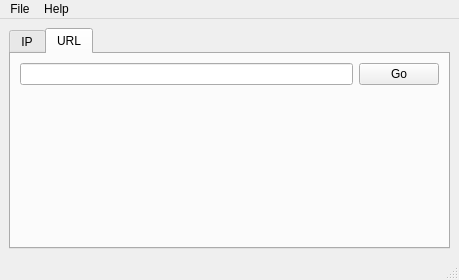
alejandroandreu/soc-helper, file ui/sochelper.ui: the form before one commit.
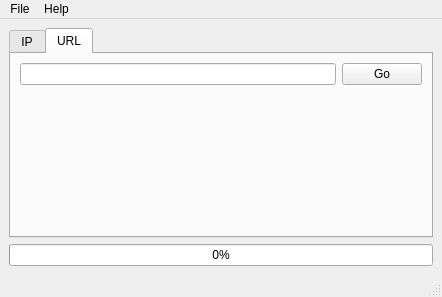
The form after the commit.

```diff
--- a/ui/sochelper.ui
+++ b/ui/sochelper.ui
@@ -6,8 +6,8 @@
    <rect>
     <x>0</x>
     <y>0</y>
-    <width>459</width>
-    <height>280</height>
+    <width>442</width>
+    <height>297</height>
    </rect>
   </property>
   <property name="windowTitle">
@@ -96,6 +96,16 @@
       </item>
      </layout>
     </item>
+    <item>
+     <widget class="QProgressBar" name="progressBar">
+      <property name="value">
+       <number>0</number>
+      </property>
+      <property name="textDirection">
+       <enum>QProgressBar::TopToBottom</enum>
+      </property>
+     </widget>
+    </item>
    </layout>
   </widget>
   <widget class="QMenuBar" name="menubar">
@@ -103,7 +113,7 @@
     <rect>
      <x>0</x>
      <y>0</y>
-     <width>459</width>
+     <width>442</width>
      <height>21</height>
     </rect>
    </property>
```
